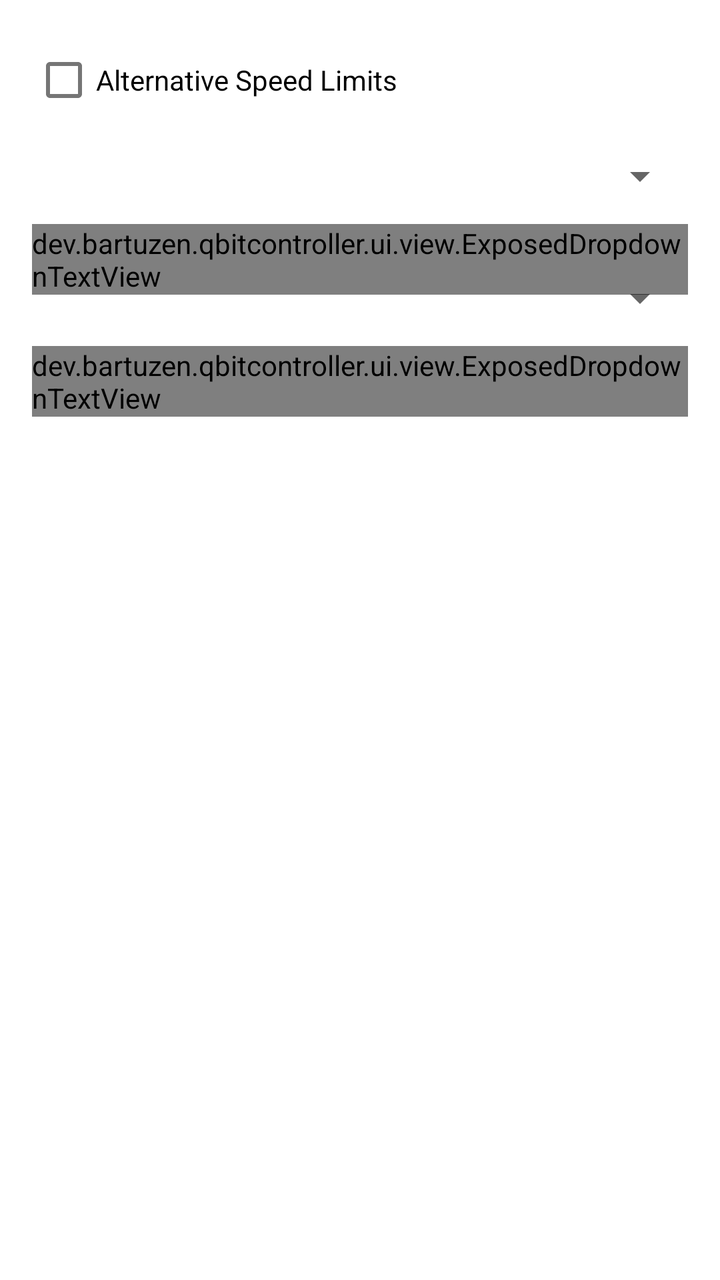
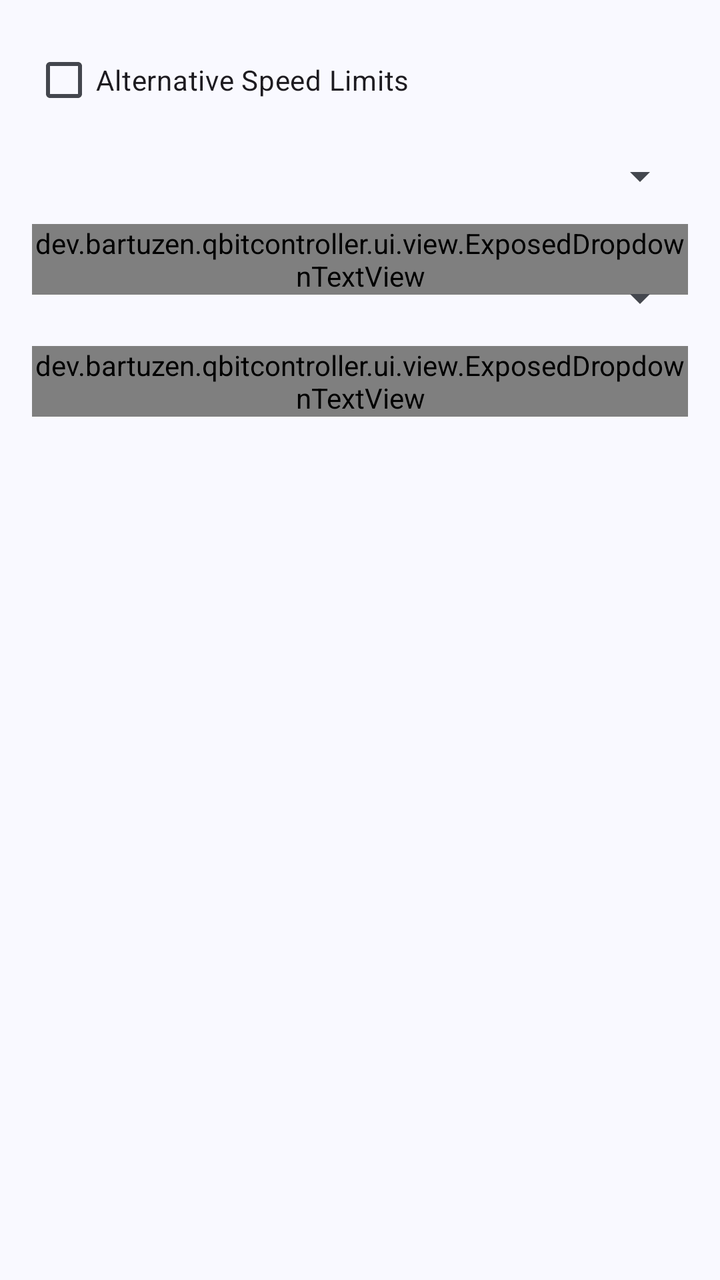

Compare the two renders of this Android layout. The source of the first and the diff that turns it into the second are given below.
<!-- AndroidManifest.xml: application theme AppTheme -->
<!-- res/layout/dialog_speed_limit.xml -->
<?xml version="1.0" encoding="utf-8"?>
<androidx.constraintlayout.widget.ConstraintLayout xmlns:android="http://schemas.android.com/apk/res/android"
    xmlns:app="http://schemas.android.com/apk/res-auto"
    android:layout_width="match_parent"
    android:layout_height="match_parent"
    android:orientation="vertical"
    android:paddingHorizontal="16dp"
    android:paddingTop="16dp">

    <com.google.android.material.checkbox.MaterialCheckBox
        android:id="@+id/check_speed_limit"
        android:layout_width="0dp"
        android:layout_height="wrap_content"
        android:text="@string/torrent_speed_alternative_speed_limits"
        app:layout_constraintEnd_toEndOf="parent"
        app:layout_constraintStart_toStartOf="parent"
        app:layout_constraintTop_toTopOf="parent" />

    <com.google.android.material.textfield.TextInputLayout
        android:id="@+id/input_layout_upload"
        style="@style/Widget.MaterialComponents.TextInputLayout.OutlinedBox"
        android:layout_width="0dp"
        android:layout_height="wrap_content"
        android:layout_marginEnd="8dp"
        android:hint="@string/torrent_speed_upload_limit"
        app:layout_constraintEnd_toStartOf="@id/input_layout_upspeed_unit"
        app:layout_constraintStart_toStartOf="parent"
        app:layout_constraintTop_toBottomOf="@id/check_speed_limit">

        <com.google.android.material.textfield.TextInputEditText
            android:layout_width="match_parent"
            android:layout_height="wrap_content"
            android:inputType="text" />

    </com.google.android.material.textfield.TextInputLayout>

    <com.google.android.material.textfield.TextInputLayout
        android:id="@+id/input_layout_upspeed_unit"
        style="@style/Widget.MaterialComponents.TextInputLayout.OutlinedBox.ExposedDropdownMenu"
        android:layout_width="wrap_content"
        android:layout_height="wrap_content"
        app:layout_constraintEnd_toEndOf="parent"
        app:layout_constraintTop_toBottomOf="@id/check_speed_limit">

        <dev.bartuzen.qbitcontroller.ui.view.ExposedDropdownTextView
            android:id="@+id/dropdown_upspeed_limit_unit"
            android:layout_width="wrap_content"
            android:layout_height="wrap_content" />

    </com.google.android.material.textfield.TextInputLayout>

    <com.google.android.material.textfield.TextInputLayout
        android:id="@+id/input_layout_download"
        style="@style/Widget.MaterialComponents.TextInputLayout.OutlinedBox"
        android:layout_width="0dp"
        android:layout_height="wrap_content"
        android:layout_marginEnd="8dp"
        android:hint="@string/torrent_speed_download_limit"
        app:layout_constraintEnd_toStartOf="@id/input_layout_dlspeed_unit"
        app:layout_constraintStart_toStartOf="parent"
        app:layout_constraintTop_toBottomOf="@id/input_layout_upload">

        <com.google.android.material.textfield.TextInputEditText
            android:layout_width="match_parent"
            android:layout_height="wrap_content"
            android:inputType="text" />

    </com.google.android.material.textfield.TextInputLayout>

    <com.google.android.material.textfield.TextInputLayout
        android:id="@+id/input_layout_dlspeed_unit"
        style="@style/Widget.MaterialComponents.TextInputLayout.OutlinedBox.ExposedDropdownMenu"
        android:layout_width="wrap_content"
        android:layout_height="wrap_content"
        app:layout_constraintEnd_toEndOf="parent"
        app:layout_constraintTop_toBottomOf="@id/input_layout_upload">

        <dev.bartuzen.qbitcontroller.ui.view.ExposedDropdownTextView
            android:id="@+id/dropdown_dlspeed_limit_unit"
            android:layout_width="wrap_content"
            android:layout_height="wrap_content" />

    </com.google.android.material.textfield.TextInputLayout>

</androidx.constraintlayout.widget.ConstraintLayout>
<!-- resources referenced by this layout -->
<resources>
  <style name="AppTheme" parent="Theme.MaterialComponents.DayNight.NoActionBar">
          <item name="colorPrimary">@color/color_primary</item>
          <item name="colorPrimaryDark">@color/color_primary_dark</item>
          <item name="colorPrimaryVariant">@color/color_primary_variant</item>
          <item name="colorOnPrimary">@color/color_on_primary</item>
  
          <item name="colorSecondary">@color/color_secondary</item>
          <item name="colorSecondaryVariant">@color/color_secondary_variant</item>
          <item name="colorOnSecondary">@color/color_on_secondary</item>
  
          <item name="windowActionModeOverlay">true</item>
          <item name="actionBarTheme">@style/AppTheme.ToolbarOverlay</item>
  
          <item name="android:textAlignment">viewStart</item>
  
          <item name="snackbarTextViewStyle">@style/AppTheme.SnackbarTextViewStyle</item>
  
          <item name="android:statusBarColor">@color/status_bar_color</item>
          <item name="android:navigationBarColor">@color/navigation_bar_color</item>
      </style>
  <color name="color_primary">#03A9F4</color>
  <color name="color_primary_dark">#007AC1</color>
  <color name="color_primary_variant">#007AC1</color>
  <color name="color_on_primary">#FFFFFF</color>
  <color name="color_secondary">#FFB300</color>
  <color name="color_secondary_variant">#C68400</color>
  <color name="color_on_secondary">#000000</color>
  <style name="AppTheme.ToolbarOverlay" parent="ThemeOverlay.MaterialComponents.Dark.ActionBar" />
  <style name="AppTheme.SnackbarTextViewStyle" parent="Widget.MaterialComponents.Snackbar.TextView">
          <item name="android:maxLines">15</item>
      </style>
  <color name="status_bar_color">@color/color_primary</color>
  <color name="navigation_bar_color">@android:color/transparent</color>
  <!-- unchanged entries left out for length: 3 -->
</resources>

<!-- the commit's change to res/layout/dialog_speed_limit.xml (unified diff, before → after) -->
@@ -18,7 +18,7 @@
 
     <com.google.android.material.textfield.TextInputLayout
         android:id="@+id/input_layout_upload"
-        style="@style/Widget.MaterialComponents.TextInputLayout.OutlinedBox"
+        style="@style/Widget.Material3.TextInputLayout.OutlinedBox"
         android:layout_width="0dp"
         android:layout_height="wrap_content"
         android:layout_marginEnd="8dp"
@@ -36,7 +36,7 @@
 
     <com.google.android.material.textfield.TextInputLayout
         android:id="@+id/input_layout_upspeed_unit"
-        style="@style/Widget.MaterialComponents.TextInputLayout.OutlinedBox.ExposedDropdownMenu"
+        style="@style/Widget.Material3.TextInputLayout.OutlinedBox.ExposedDropdownMenu"
         android:layout_width="wrap_content"
         android:layout_height="wrap_content"
         app:layout_constraintEnd_toEndOf="parent"
@@ -51,7 +51,7 @@
 
     <com.google.android.material.textfield.TextInputLayout
         android:id="@+id/input_layout_download"
-        style="@style/Widget.MaterialComponents.TextInputLayout.OutlinedBox"
+        style="@style/Widget.Material3.TextInputLayout.OutlinedBox"
         android:layout_width="0dp"
         android:layout_height="wrap_content"
         android:layout_marginEnd="8dp"
@@ -69,7 +69,7 @@
 
     <com.google.android.material.textfield.TextInputLayout
         android:id="@+id/input_layout_dlspeed_unit"
-        style="@style/Widget.MaterialComponents.TextInputLayout.OutlinedBox.ExposedDropdownMenu"
+        style="@style/Widget.Material3.TextInputLayout.OutlinedBox.ExposedDropdownMenu"
         android:layout_width="wrap_content"
         android:layout_height="wrap_content"
         app:layout_constraintEnd_toEndOf="parent"
<!-- resource entries referenced after the edit -->
@@ -1,38 +1,107 @@
 <!-- resources referenced by this layout -->
 <resources>
-  <style name="AppTheme" parent="Theme.MaterialComponents.DayNight.NoActionBar">
-          <item name="colorPrimary">@color/color_primary</item>
-          <item name="colorPrimaryDark">@color/color_primary_dark</item>
-          <item name="colorPrimaryVariant">@color/color_primary_variant</item>
-          <item name="colorOnPrimary">@color/color_on_primary</item>
+  <style name="AppTheme" parent="Theme.Material3.DayNight.NoActionBar">
+          <item name="colorPrimary">@color/md_theme_primary</item>
+          <item name="colorOnPrimary">@color/md_theme_onPrimary</item>
+          <item name="colorPrimaryContainer">@color/md_theme_primaryContainer</item>
+          <item name="colorOnPrimaryContainer">@color/md_theme_onPrimaryContainer</item>
+          <item name="colorSecondary">@color/md_theme_secondary</item>
+          <item name="colorOnSecondary">@color/md_theme_onSecondary</item>
+          <item name="colorSecondaryContainer">@color/md_theme_secondaryContainer</item>
+          <item name="colorOnSecondaryContainer">@color/md_theme_onSecondaryContainer</item>
+          <item name="colorTertiary">@color/md_theme_tertiary</item>
+          <item name="colorOnTertiary">@color/md_theme_onTertiary</item>
+          <item name="colorTertiaryContainer">@color/md_theme_tertiaryContainer</item>
+          <item name="colorOnTertiaryContainer">@color/md_theme_onTertiaryContainer</item>
+          <item name="colorError">@color/md_theme_error</item>
+          <item name="colorOnError">@color/md_theme_onError</item>
+          <item name="colorErrorContainer">@color/md_theme_errorContainer</item>
+          <item name="colorOnErrorContainer">@color/md_theme_onErrorContainer</item>
+          <item name="android:colorBackground">@color/md_theme_background</item>
+          <item name="colorOnBackground">@color/md_theme_onBackground</item>
+          <item name="colorSurface">@color/md_theme_surface</item>
+          <item name="colorOnSurface">@color/md_theme_onSurface</item>
+          <item name="colorSurfaceVariant">@color/md_theme_surfaceVariant</item>
+          <item name="colorOnSurfaceVariant">@color/md_theme_onSurfaceVariant</item>
+          <item name="colorOutline">@color/md_theme_outline</item>
+          <item name="colorOutlineVariant">@color/md_theme_outlineVariant</item>
+          <item name="colorSurfaceInverse">@color/md_theme_inverseSurface</item>
+          <item name="colorOnSurfaceInverse">@color/md_theme_inverseOnSurface</item>
+          <item name="colorPrimaryInverse">@color/md_theme_inversePrimary</item>
+          <item name="colorPrimaryFixed">@color/md_theme_primaryFixed</item>
+          <item name="colorOnPrimaryFixed">@color/md_theme_onPrimaryFixed</item>
+          <item name="colorPrimaryFixedDim">@color/md_theme_primaryFixedDim</item>
+          <item name="colorOnPrimaryFixedVariant">@color/md_theme_onPrimaryFixedVariant</item>
+          <item name="colorSecondaryFixed">@color/md_theme_secondaryFixed</item>
+          <item name="colorOnSecondaryFixed">@color/md_theme_onSecondaryFixed</item>
+          <item name="colorSecondaryFixedDim">@color/md_theme_secondaryFixedDim</item>
+          <item name="colorOnSecondaryFixedVariant">@color/md_theme_onSecondaryFixedVariant</item>
+          <item name="colorTertiaryFixed">@color/md_theme_tertiaryFixed</item>
+          <item name="colorOnTertiaryFixed">@color/md_theme_onTertiaryFixed</item>
+          <item name="colorTertiaryFixedDim">@color/md_theme_tertiaryFixedDim</item>
+          <item name="colorOnTertiaryFixedVariant">@color/md_theme_onTertiaryFixedVariant</item>
+          <item name="colorSurfaceDim">@color/md_theme_surfaceDim</item>
+          <item name="colorSurfaceBright">@color/md_theme_surfaceBright</item>
+          <item name="colorSurfaceContainerLowest">@color/md_theme_surfaceContainerLowest</item>
+          <item name="colorSurfaceContainerLow">@color/md_theme_surfaceContainerLow</item>
+          <item name="colorSurfaceContainer">@color/md_theme_surfaceContainer</item>
+          <item name="colorSurfaceContainerHigh">@color/md_theme_surfaceContainerHigh</item>
+          <item name="colorSurfaceContainerHighest">@color/md_theme_surfaceContainerHighest</item>
   
-          <item name="colorSecondary">@color/color_secondary</item>
-          <item name="colorSecondaryVariant">@color/color_secondary_variant</item>
-          <item name="colorOnSecondary">@color/color_on_secondary</item>
+          <item name="materialCardViewStyle">@style/Widget.Material3.CardView.Elevated</item>
+          <item name="snackbarTextViewStyle">@style/AppTheme.SnackbarTextViewStyle</item>
   
           <item name="windowActionModeOverlay">true</item>
-          <item name="actionBarTheme">@style/AppTheme.ToolbarOverlay</item>
-  
-          <item name="android:textAlignment">viewStart</item>
-  
-          <item name="snackbarTextViewStyle">@style/AppTheme.SnackbarTextViewStyle</item>
-  
-          <item name="android:statusBarColor">@color/status_bar_color</item>
-          <item name="android:navigationBarColor">@color/navigation_bar_color</item>
       </style>
-  <color name="color_primary">#03A9F4</color>
-  <color name="color_primary_dark">#007AC1</color>
-  <color name="color_primary_variant">#007AC1</color>
-  <color name="color_on_primary">#FFFFFF</color>
-  <color name="color_secondary">#FFB300</color>
-  <color name="color_secondary_variant">#C68400</color>
-  <color name="color_on_secondary">#000000</color>
-  <style name="AppTheme.ToolbarOverlay" parent="ThemeOverlay.MaterialComponents.Dark.ActionBar" />
-  <style name="AppTheme.SnackbarTextViewStyle" parent="Widget.MaterialComponents.Snackbar.TextView">
+  <color name="md_theme_primary">#415F91</color>
+  <color name="md_theme_onPrimary">#FFFFFF</color>
+  <color name="md_theme_primaryContainer">#D6E3FF</color>
+  <color name="md_theme_onPrimaryContainer">#001B3E</color>
+  <color name="md_theme_secondary">#565F71</color>
+  <color name="md_theme_onSecondary">#FFFFFF</color>
+  <color name="md_theme_secondaryContainer">#DAE2F9</color>
+  <color name="md_theme_onSecondaryContainer">#131C2B</color>
+  <color name="md_theme_tertiary">#705575</color>
+  <color name="md_theme_onTertiary">#FFFFFF</color>
+  <color name="md_theme_tertiaryContainer">#FAD8FD</color>
+  <color name="md_theme_onTertiaryContainer">#28132E</color>
+  <color name="md_theme_error">#BA1A1A</color>
+  <color name="md_theme_onError">#FFFFFF</color>
+  <color name="md_theme_errorContainer">#FFDAD6</color>
+  <color name="md_theme_onErrorContainer">#410002</color>
+  <color name="md_theme_background">#F9F9FF</color>
+  <color name="md_theme_onBackground">#191C20</color>
+  <color name="md_theme_surface">#F9F9FF</color>
+  <color name="md_theme_onSurface">#191C20</color>
+  <color name="md_theme_surfaceVariant">#E0E2EC</color>
+  <color name="md_theme_onSurfaceVariant">#44474E</color>
+  <color name="md_theme_outline">#74777F</color>
+  <color name="md_theme_outlineVariant">#C4C6D0</color>
+  <color name="md_theme_inverseSurface">#2E3036</color>
+  <color name="md_theme_inverseOnSurface">#F0F0F7</color>
+  <color name="md_theme_inversePrimary">#AAC7FF</color>
+  <color name="md_theme_primaryFixed">#D6E3FF</color>
+  <color name="md_theme_onPrimaryFixed">#001B3E</color>
+  <color name="md_theme_primaryFixedDim">#AAC7FF</color>
+  <color name="md_theme_onPrimaryFixedVariant">#284777</color>
+  <color name="md_theme_secondaryFixed">#DAE2F9</color>
+  <color name="md_theme_onSecondaryFixed">#131C2B</color>
+  <color name="md_theme_secondaryFixedDim">#BEC6DC</color>
+  <color name="md_theme_onSecondaryFixedVariant">#3E4759</color>
+  <color name="md_theme_tertiaryFixed">#FAD8FD</color>
+  <color name="md_theme_onTertiaryFixed">#28132E</color>
+  <color name="md_theme_tertiaryFixedDim">#DDBCE0</color>
+  <color name="md_theme_onTertiaryFixedVariant">#573E5C</color>
+  <color name="md_theme_surfaceDim">#D9D9E0</color>
+  <color name="md_theme_surfaceBright">#F9F9FF</color>
+  <color name="md_theme_surfaceContainerLowest">#FFFFFF</color>
+  <color name="md_theme_surfaceContainerLow">#F3F3FA</color>
+  <color name="md_theme_surfaceContainer">#EDEDF4</color>
+  <color name="md_theme_surfaceContainerHigh">#E7E8EE</color>
+  <color name="md_theme_surfaceContainerHighest">#E2E2E9</color>
+  <style name="AppTheme.SnackbarTextViewStyle" parent="Widget.Material3.Snackbar.TextView">
           <item name="android:maxLines">15</item>
       </style>
-  <color name="status_bar_color">@color/color_primary</color>
-  <color name="navigation_bar_color">@android:color/transparent</color>
   <!-- unchanged entries left out for length: 3 -->
 </resources>
 
